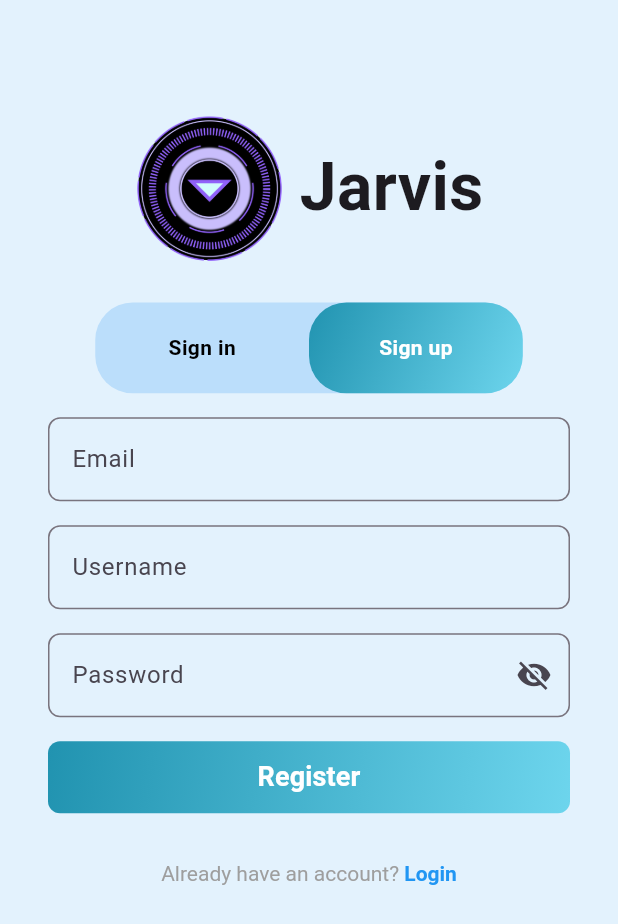
After one commit to NHHoangTuan/jarvis-ktk, a Flutter app: the LoginSwitchState screen opened directly, after a tap on "Sign up", on a phone screen of 412 x 824 dp. The commit adds this screen. Shown: the top 924 px of the screen. Run offline on Flutter 3.47's test engine with Material 3 defaults, Android fonts, the light colour scheme and no system bars.

Commit message:
complete login, sign up, forgot password UI

```diff
--- /dev/null
+++ b/jarvis_ktk/lib/pages/login/login_page.dart
@@ -0,0 +1,184 @@
+import 'package:flutter/material.dart';
+import 'package:jarvis_ktk/pages/login/widgets/sign_in.dart';
+import 'package:jarvis_ktk/pages/login/widgets/sign_up.dart';
+import 'package:jarvis_ktk/pages/login/widgets/forgot_password.dart';
+import 'package:jarvis_ktk/utils/colors.dart';
+
+const double borderRadius = 25.0;
+
+class LoginSwitchState extends StatefulWidget {
+  @override
+  _LoginSwitchStateState createState() => _LoginSwitchStateState();
+}
+
+enum LoginScreens { signIn, signUp, forgotPassword }
+
+class _LoginSwitchStateState extends State<LoginSwitchState>
+    with SingleTickerProviderStateMixin {
+  LoginScreens currentScreen = LoginScreens.signIn;
+
+  @override
+  Widget build(BuildContext context) {
+    return Scaffold(
+      resizeToAvoidBottomInset: false,
+      body: Container(
+        color: Colors.blue[50],
+        width: MediaQuery.of(context).size.width,
+        height: MediaQuery.of(context).size.height,
+        padding: const EdgeInsets.fromLTRB(16.0, 50.0, 16.0, 16.0),
+        child: Column(
+          crossAxisAlignment: CrossAxisAlignment.center,
+          children: [
+            Expanded(
+              flex: 2,
+              child: Row(
+                mainAxisAlignment: MainAxisAlignment.center,
+                children: [
+                  Image.asset('assets/logo.png', height: 100),
+                  SizedBox(width: 10),
+                  Text('Jarvis',
+                      style:
+                          TextStyle(fontSize: 44, fontWeight: FontWeight.bold)),
+                ],
+              ),
+            ),
+            Expanded(
+              flex: 8,
+              child: Column(
+                children: <Widget>[
+                  if (currentScreen != LoginScreens.forgotPassword) ...[
+                    Expanded(
+                      flex: 1,
+                      child: FractionallySizedBox(
+                        widthFactor: 0.75,
+                        child: _menuBar(context),
+                      ),
+                    ),
+                  ],
+                  Expanded(
+                    flex: 9,
+                    child: FractionallySizedBox(
+                      widthFactor: 1,
+                      heightFactor: 1,
+                      child: _buildCurrentScreen(),
+                    ),
+                  ),
+                ],
+              ),
+            ),
+          ],
+        ),
+      ),
+    );
+  }
+
+  Widget _buildCurrentScreen() {
+    switch (currentScreen) {
+      case LoginScreens.signIn:
+        return SignInView(
+          _onSignupButtonPress,
+          _onForgotPasswordButtonPress,
+        );
+      case LoginScreens.signUp:
+        return SignUpView(_onLoginButtonPress);
+      case LoginScreens.forgotPassword:
+        return ForgotPasswordView(
+          _onLoginButtonPress,
+        );
+    }
+  }
+
+  Widget _menuBar(BuildContext context) {
+    return Container(
+      width: MediaQuery.of(context).size.width / 2,
+      height: 50.0,
+      decoration: const BoxDecoration(
+        color: SimpleColors.lightBlue,
+        borderRadius: BorderRadius.all(Radius.circular(borderRadius)),
+      ),
+      child: Row(
+        mainAxisAlignment: MainAxisAlignment.spaceEvenly,
+        children: <Widget>[
+          Expanded(
+            child: InkWell(
+              borderRadius: BorderRadius.all(Radius.circular(borderRadius)),
+              onTap: _onLoginButtonPress,
+              child: Container(
+                width: MediaQuery.of(context).size.width,
+                padding: EdgeInsets.symmetric(vertical: 15),
+                alignment: Alignment.center,
+                decoration: (currentScreen == LoginScreens.signIn)
+                    ? const BoxDecoration(
+                        gradient: LinearGradient(
+                          colors: GradientColors.blueOcean,
+                          begin: Alignment.topLeft,
+                          end: Alignment.bottomRight,
+                        ),
+                        borderRadius:
+                            BorderRadius.all(Radius.circular(borderRadius)),
+                      )
+                    : null,
+                child: Text(
+                  "Sign in",
+                  style: (currentScreen == LoginScreens.signIn)
+                      ? TextStyle(
+                          color: Colors.white, fontWeight: FontWeight.bold)
+                      : TextStyle(
+                          color: Colors.black, fontWeight: FontWeight.bold),
+                ),
+              ),
+            ),
+          ),
+          Expanded(
+            child: InkWell(
+              borderRadius: BorderRadius.all(Radius.circular(borderRadius)),
+              onTap: _onSignupButtonPress,
+              child: Container(
+                width: MediaQuery.of(context).size.width,
+                padding: EdgeInsets.symmetric(vertical: 15),
+                alignment: Alignment.center,
+                decoration: (currentScreen == LoginScreens.signUp)
+                    ? const BoxDecoration(
+                        gradient: LinearGradient(
+                          colors: GradientColors.blueOcean,
+                          begin: Alignment.topLeft,
+                          end: Alignment.bottomRight,
+                        ),
+                        borderRadius:
+                            BorderRadius.all(Radius.circular(borderRadius)),
+                      )
+                    : null,
+                child: Text(
+                  "Sign up",
+                  style: (currentScreen == LoginScreens.signUp)
+                      ? TextStyle(
+                          color: Colors.white, fontWeight: FontWeight.bold)
+                      : TextStyle(
+                          color: Colors.black, fontWeight: FontWeight.bold),
+                ),
+              ),
+            ),
+          ),
+        ],
+      ),
+    );
+  }
+
+  void _onLoginButtonPress() {
+    setState(() {
+      currentScreen = LoginScreens.signIn;
+    });
+  }
+
+  void _onSignupButtonPress() {
+    setState(() {
+      currentScreen = LoginScreens.signUp;
+    });
+  }
+
+  void _onForgotPasswordButtonPress() {
+    setState(() {
+      currentScreen = LoginScreens.forgotPassword;
+    });
+  }
+}
--- /dev/null
+++ b/jarvis_ktk/lib/pages/login/widgets/forgot_password.dart
@@ -0,0 +1,76 @@
+import 'package:flutter/material.dart';
+import 'package:jarvis_ktk/utils/colors.dart';
+
+class ForgotPasswordView extends StatelessWidget {
+  final VoidCallback onLoginPressed;
+
+  ForgotPasswordView(this.onLoginPressed);
+
+  @override
+  Widget build(BuildContext context) {
+    return SingleChildScrollView(
+      padding: const EdgeInsets.all(16.0),
+      child: Column(
+        mainAxisSize: MainAxisSize.min,
+        crossAxisAlignment: CrossAxisAlignment.stretch,
+        children: [
+          Container(
+            child: TextFormField(
+              decoration: InputDecoration(
+                labelText: 'Email',
+                hintText: 'Enter your email address',
+                border:
+                    OutlineInputBorder(borderRadius: BorderRadius.circular(8)),
+              ),
+            ),
+          ),
+          SizedBox(height: 16),
+          Container(
+            width: double.infinity,
+            decoration: BoxDecoration(
+              gradient: LinearGradient(
+                colors: GradientColors.blueOcean,
+                begin: Alignment.topLeft,
+                end: Alignment.bottomRight,
+              ),
+              borderRadius: BorderRadius.circular(8),
+            ),
+            child: ElevatedButton(
+              style: ElevatedButton.styleFrom(
+                backgroundColor: Colors.transparent,
+                shadowColor: Colors.transparent,
+              ),
+              onPressed: () {
+                // Xử lý đăng ký
+              },
+              child: Text('Reset Password',
+                  style: TextStyle(
+                      fontSize: 18,
+                      color: Colors.white,
+                      fontWeight: FontWeight.bold)),
+            ),
+          ),
+          SizedBox(height: 16),
+          Container(
+            child: TextButton(
+              onPressed: onLoginPressed, // Nhấn vào để quay lại Login page
+              child: RichText(
+                text: TextSpan(
+                  text: "Try out login again? ",
+                  style: TextStyle(color: Colors.grey),
+                  children: [
+                    TextSpan(
+                      text: "Login",
+                      style: TextStyle(
+                          color: Colors.blue, fontWeight: FontWeight.bold),
+                    ),
+                  ],
+                ),
+              ),
+            ),
+          ),
+        ],
+      ),
+    );
+  }
+}
--- /dev/null
+++ b/jarvis_ktk/lib/pages/login/widgets/sign_in.dart
@@ -0,0 +1,140 @@
+import 'package:flutter/material.dart';
+import 'package:jarvis_ktk/utils/colors.dart';
+
+class SignInView extends StatelessWidget {
+  final VoidCallback onSignUpPressed;
+  final VoidCallback onForgotPasswordPressed;
+
+  SignInView(this.onSignUpPressed, this.onForgotPasswordPressed);
+
+  @override
+  Widget build(BuildContext context) {
+    return SingleChildScrollView(
+      padding: const EdgeInsets.all(16.0),
+      child: Column(
+        mainAxisSize: MainAxisSize.min,
+        crossAxisAlignment: CrossAxisAlignment.stretch,
+        children: [
+          Container(
+            child: TextFormField(
+              decoration: InputDecoration(
+                labelText: 'Email',
+                hintText: 'Enter your email address',
+                border:
+                    OutlineInputBorder(borderRadius: BorderRadius.circular(8)),
+              ),
+            ),
+          ),
+          SizedBox(height: 16),
+          Container(
+            child: TextFormField(
+              obscureText: true,
+              decoration: InputDecoration(
+                labelText: 'Password',
+                hintText: 'Enter your password',
+                border:
+                    OutlineInputBorder(borderRadius: BorderRadius.circular(8)),
+                suffixIcon: Icon(Icons.visibility_off),
+              ),
+            ),
+          ),
+          SizedBox(height: 16),
+          Container(
+            child: TextButton(
+              onPressed: onForgotPasswordPressed, // Nhấn vào để quên mật khẩu
+              child: Text('Forgot password?',
+                  style: TextStyle(color: Colors.grey)),
+            ),
+          ),
+          SizedBox(height: 16),
+          Container(
+            width: double.infinity,
+            decoration: BoxDecoration(
+              gradient: LinearGradient(
+                colors: GradientColors.blueOcean,
+                begin: Alignment.topLeft,
+                end: Alignment.bottomRight,
+              ),
+              borderRadius: BorderRadius.circular(8),
+            ),
+            child: ElevatedButton(
+              style: ElevatedButton.styleFrom(
+                backgroundColor: Colors.transparent,
+                shadowColor: Colors.transparent,
+              ),
+              onPressed: () {
+                // Xử lý đăng nhập
+              },
+              child: Text('Login',
+                  style: TextStyle(
+                      fontSize: 18,
+                      color: Colors.white,
+                      fontWeight: FontWeight.bold)),
+            ),
+          ),
+          SizedBox(height: 16),
+          Container(
+            child: TextButton(
+              onPressed:
+                  onSignUpPressed, // Nhấn vào để chuyển sang Sign Up page
+              child: RichText(
+                text: TextSpan(
+                  text: "Don't have an account? ",
+                  style: TextStyle(color: Colors.grey),
+                  children: [
+                    TextSpan(
+                      text: "Register",
+                      style: TextStyle(
+                          color: Colors.blue, fontWeight: FontWeight.bold),
+                    ),
+                  ],
+                ),
+              ),
+            ),
+          ),
+          Expanded(
+            flex: 0,
+            child: FractionallySizedBox(
+              widthFactor: 0.75,
+              child: Row(
+                children: [
+                  Expanded(child: Divider(color: Colors.grey)),
+                  Padding(
+                    padding: const EdgeInsets.symmetric(horizontal: 8.0),
+                    child: Text("or", style: TextStyle(color: Colors.grey)),
+                  ),
+                  Expanded(child: Divider(color: Colors.grey)),
+                ],
+              ),
+            ),
+          ),
+          SizedBox(height: 16),
+          Expanded(
+            flex: 0,
+            child: FractionallySizedBox(
+                widthFactor: 0.75,
+                child: ElevatedButton.icon(
+                  style: ElevatedButton.styleFrom(
+                    foregroundColor: Colors.black,
+                    backgroundColor: Colors.transparent, // Nền trong suốt
+                    minimumSize: Size(double.infinity, 50),
+                    shape: RoundedRectangleBorder(
+                      borderRadius: BorderRadius.circular(25),
+                      side: BorderSide(
+                          color: Colors.black,
+                          width: 0.6), // Thêm viền nếu muốn
+                    ),
+                    elevation: 0, // Bỏ hiệu ứng nổi của nút
+                  ),
+                  icon: Image.asset('assets/google_logo.png', height: 24),
+                  label: Text('Sign in with google'),
+                  onPressed: () {
+                    // Xử lý khi nhấn vào nút
+                  },
+                )),
+          ),
+        ],
+      ),
+    );
+  }
+}
--- /dev/null
+++ b/jarvis_ktk/lib/pages/login/widgets/sign_up.dart
@@ -0,0 +1,100 @@
+import 'package:flutter/material.dart';
+import 'package:jarvis_ktk/utils/colors.dart';
+
+class SignUpView extends StatelessWidget {
+  final VoidCallback onLoginPressed;
+
+  SignUpView(this.onLoginPressed);
+
+  @override
+  Widget build(BuildContext context) {
+    return SingleChildScrollView(
+      padding: const EdgeInsets.all(16.0),
+      child: Column(
+        mainAxisSize: MainAxisSize.min,
+        crossAxisAlignment: CrossAxisAlignment.stretch,
+        children: [
+          Container(
+            child: TextFormField(
+              decoration: InputDecoration(
+                labelText: 'Email',
+                hintText: 'Enter your email address',
+                border:
+                    OutlineInputBorder(borderRadius: BorderRadius.circular(8)),
+              ),
+            ),
+          ),
+          SizedBox(height: 16),
+          Container(
+            child: TextFormField(
+              decoration: InputDecoration(
+                labelText: 'Username',
+                hintText: 'Enter your username',
+                border:
+                    OutlineInputBorder(borderRadius: BorderRadius.circular(8)),
+              ),
+            ),
+          ),
+          SizedBox(height: 16),
+          Container(
+            child: TextFormField(
+              obscureText: true,
+              decoration: InputDecoration(
+                labelText: 'Password',
+                hintText: 'Enter your password',
+                border:
+                    OutlineInputBorder(borderRadius: BorderRadius.circular(8)),
+                suffixIcon: Icon(Icons.visibility_off),
+              ),
+            ),
+          ),
+          SizedBox(height: 16),
+          Container(
+            width: double.infinity,
+            decoration: BoxDecoration(
+              gradient: LinearGradient(
+                colors: GradientColors.blueOcean,
+                begin: Alignment.topLeft,
+                end: Alignment.bottomRight,
+              ),
+              borderRadius: BorderRadius.circular(8),
+            ),
+            child: ElevatedButton(
+              style: ElevatedButton.styleFrom(
+                backgroundColor: Colors.transparent,
+                shadowColor: Colors.transparent,
+              ),
+              onPressed: () {
+                // Xử lý đăng ký
+              },
+              child: Text('Register',
+                  style: TextStyle(
+                      fontSize: 18,
+                      color: Colors.white,
+                      fontWeight: FontWeight.bold)),
+            ),
+          ),
+          SizedBox(height: 16),
+          Container(
+            child: TextButton(
+              onPressed: onLoginPressed, // Nhấn vào để quay lại Login page
+              child: RichText(
+                text: TextSpan(
+                  text: "Already have an account? ",
+                  style: TextStyle(color: Colors.grey),
+                  children: [
+                    TextSpan(
+                      text: "Login",
+                      style: TextStyle(
+                          color: Colors.blue, fontWeight: FontWeight.bold),
+                    ),
+                  ],
+                ),
+              ),
+            ),
+          ),
+        ],
+      ),
+    );
+  }
+}
--- a/jarvis_ktk/lib/utils/colors.dart
+++ b/jarvis_ktk/lib/utils/colors.dart
@@ -1,19 +1,123 @@
 import 'package:flutter/material.dart';
 
-class AppColors {
-  static const Color lightBlue = Color(0xFFBBDEFB);  // Xanh dương nhạt
-  static const Color blue = Color(0xFF2196F3);       // Xanh dương chuẩn
-  static const Color darkBlue = Color(0xFF1976D2);   // Xanh dương đậm
-  static const Color navyBlue = Color(0xFF0D47A1);   // Xanh dương cực đậm
-  static const Color lightBlueTransparent = Color(0x9982B1FF); // Xanh dương nhạt trong suốt
-  static const Color skyBlue = Color(0xFF87CEEB);    // Xanh da trời
+class SimpleColors {
+  static const Color lightBlue = Color(0xFFBBDEFB); // Xanh dương nhạt
+  static const Color blue = Color(0xFF2196F3); // Xanh dương chuẩn
+  static const Color darkBlue = Color(0xFF1976D2); // Xanh dương đậm
+  static const Color navyBlue = Color(0xFF0D47A1); // Xanh dương cực đậm
+  static const Color lightBlueTransparent =
+      Color(0x9982B1FF); // Xanh dương nhạt trong suốt
+  static const Color skyBlue = Color(0xFF87CEEB); // Xanh da trời
   static const Color deepSkyBlue = Color(0xFF00BFFF); // Xanh da trời đậm
-  static const Color dodgerBlue = Color(0xFF1E90FF);  // Xanh dương Dodger
-  static const Color steelBlue = Color(0xFF4682B4);   // Xanh dương thép
-  static const Color royalBlue = Color(0xFF4169E1);   // Xanh dương hoàng gia
-  static const Color mediumBlue = Color(0xFF0000CD);  // Xanh dương trung bình
-  static const Color slateBlue = Color(0xFF6A5ACD);   // Xanh dương đá phiến
-  static const Color cornflowerBlue = Color(0xFF6495ED); // Xanh dương hoa thanh cúc
-  static const Color indigoBlue = Color(0xFF4B0082);   // Xanh dương chàm
-  static const Color babyBlue = Color(0xFF89CFF0);    // Xanh dương baby
+  static const Color dodgerBlue = Color(0xFF1E90FF); // Xanh dương Dodger
+  static const Color steelBlue = Color(0xFF4682B4); // Xanh dương thép
+  static const Color royalBlue = Color(0xFF4169E1); // Xanh dương hoàng gia
+  static const Color mediumBlue = Color(0xFF0000CD); // Xanh dương trung bình
+  static const Color slateBlue = Color(0xFF6A5ACD); // Xanh dương đá phiến
+  static const Color cornflowerBlue =
+      Color(0xFF6495ED); // Xanh dương hoa thanh cúc
+  static const Color indigoBlue = Color(0xFF4B0082); // Xanh dương chàm
+  static const Color babyBlue = Color(0xFF89CFF0); // Xanh dương baby
 }
+
+class GradientColors {
+  static const List<Color> blueOcean = [
+    Color(0xFF2193b0),
+    Color(0xFF6dd5ed),
+  ];
+
+  static const List<Color> blueSky = [
+    Color(0xFF00c6ff),
+    Color(0xFF0072ff),
+  ];
+
+  static const List<Color> blueLagoon = [
+    Color(0xFF43cea2),
+    Color(0xFF185a9d),
+  ];
+
+  static const List<Color> blueWhale = [
+    Color(0xFF2b5876),
+    Color(0xFF4e4376),
+  ];
+
+  static const List<Color> blueWave = [
+    Color(0xFF00d2ff),
+    Color(0xFF3a7bd5),
+  ];
+
+  static const List<Color> blueDream = [
+    Color(0xFF56ccf2),
+    Color(0xFF2f80ed),
+  ];
+
+  static const List<Color> blueMagic = [
+    Color(0xFF1c92d2),
+    Color(0xFFf2fcfe),
+  ];
+
+  static const List<Color> blueMist = [
+    Color(0xFF3a7bd5),
+    Color(0xFF00d2ff),
+  ];
+
+  static const List<Color> blueMoon = [
+    Color(0xFF4facfe),
+    Color(0xFF00f2fe),
+  ];
+
+  static const List<Color> blueIce = [
+    Color(0xFF00c6ff),
+    Color(0xFF0072ff),
+  ];
+
+  static const List<Color> blueHorizon = [
+    Color(0xFF00b4db),
+    Color(0xFF0083b0),
+  ];
+
+  static const List<Color> blueGalaxy = [
+    Color(0xFF2b5876),
+    Color(0xFF4e4376),
+  ];
+
+  static const List<Color> blueFantasy = [
+    Color(0xFF00c6ff),
+    Color(0xFF0072ff),
+  ];
+
+  static const List<Color> blueEclipse = [
+    Color(0xFF2b5876),
+    Color(0xFF4e4376),
+  ];
+
+  static const List<Color> blueDusk = [
+    Color(0xFF2b5876),
+    Color(0xFF4e4376),
+  ];
+
+  static const List<Color> blueDeep = [
+    Color(0xFF00c6ff),
+    Color(0xFF0072ff),
+  ];
+
+  static const List<Color> blueCrystal = [
+    Color(0xFF00c6ff),
+    Color(0xFF0072ff),
+  ];
+
+  static const List<Color> blueCrown = [
+    Color(0xFF00c6ff),
+    Color(0xFF0072ff),
+  ];
+
+  static const List<Color> blueCoral = [
+    Color(0xFF00c6ff),
+    Color(0xFF0072ff),
+  ];
+
+  static const List<Color> blueCloud = [
+    Color(0xFF00c6ff),
+    Color(0xFF0072ff),
+  ];
+}
```
Also changed, not shown: jarvis_ktk/pubspec.yaml (+5 -2 lines), jarvis_ktk/assets/google_logo.png (added), jarvis_ktk/pubspec.lock.
